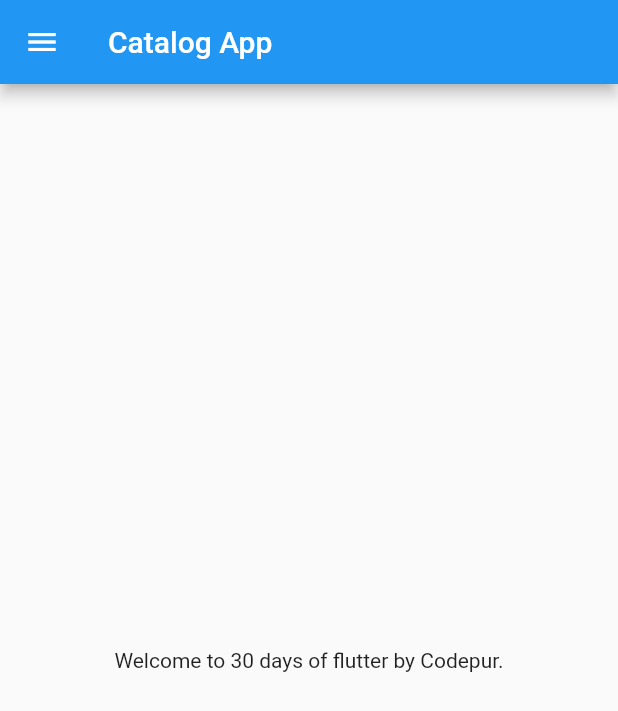
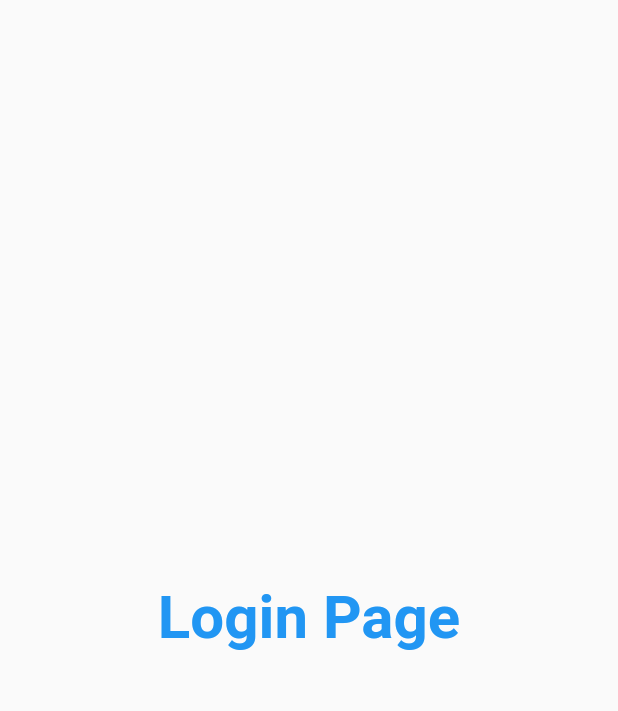
Before and after one commit to AbhishekYadav2022/Flutter-Codepur, a Flutter app: the screen it shows after launch, on a phone screen of 412 x 824 dp. Shown: the top 711 px of the screen. Run offline on Flutter 3.47's test engine with Material 2 defaults, Android fonts, the phone set to English and light mode, and no system bars.

Commit message:
Functions, Classes, Routes, Theme & Text

```diff
--- a/lib/main.dart
+++ b/lib/main.dart
@@ -1,5 +1,6 @@
 import 'package:flutter/material.dart';
-import 'package:flutter_day1/home_page.dart';
+import 'package:flutter_day1/pages/home_page.dart';
+import 'package:flutter_day1/pages/login_page.dart';
 
 void main() {
   runApp(const MyApp());
@@ -11,18 +12,21 @@ class MyApp extends StatelessWidget {
   // This widget is the root of your application.
   @override
   Widget build(BuildContext context) {
-    // int days = 30;
-    // String name = "Codepur";
-    // double pi = 3.14;
-    // bool isMale = true;
-    // num temp = 30.5;
-    //
-    // var day = "Tuesday";
-    // const pi = 3.14;
-    // final my_name = "Abhishek";
-
     return MaterialApp(
-      home: HomePage(),
+      // home: HomePage(),
+      themeMode: ThemeMode.light,
+      darkTheme: ThemeData(brightness: Brightness.dark),
+      theme: ThemeData(primarySwatch: Colors.deepPurple),
+      routes: {
+        "/": (context) => LoginPage(),
+        "/home": (context) => HomePage(),
+        "/login": (context) => LoginPage(),
+      },
     );
   }
+
+  // Function in Dart
+  // bringVegetables({@required bool thaila = false, int repees = 100}) {
+  //   // Default values given
+  // }
 }
--- /dev/null
+++ b/lib/pages/login_page.dart
@@ -0,0 +1,16 @@
+import 'package:flutter/material.dart';
+
+class LoginPage extends StatelessWidget {
+  @override
+  Widget build(BuildContext context) {
+    return Material(
+      child: Center(
+        child: Text(
+          "Login Page",
+          style: TextStyle(
+              fontSize: 40, color: Colors.blue, fontWeight: FontWeight.bold),
+        ),
+      ),
+    );
+  }
+}
```
Also changed, not shown: lib/pages/home_page.dart (renamed from lib/home_page.dart).
